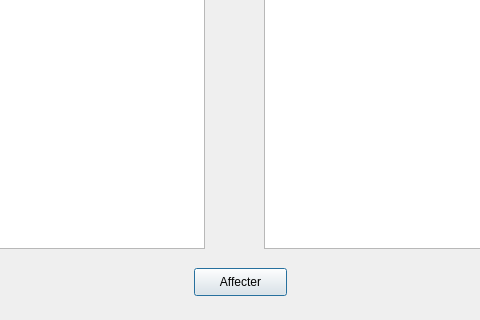
Above: affectation.ui from HyperDarkmoon/TVEmpire before the change; both pictures show x 316 to 796 and y 342 to 662 of the 1137 by 662 pixel window. Below: the same form after it.
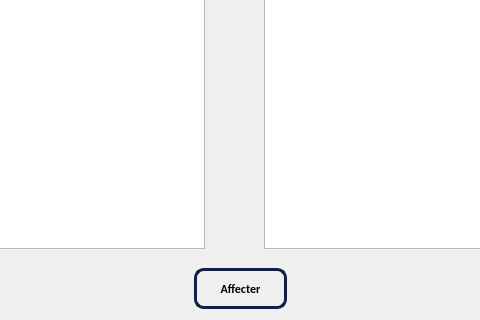
That is the form after the change.

```diff
--- a/affectation.ui
+++ b/affectation.ui
@@ -65,9 +65,27 @@
      <x>510</x>
      <y>610</y>
      <width>93</width>
-     <height>28</height>
+     <height>41</height>
     </rect>
    </property>
+   <property name="styleSheet">
+    <string notr="true">QPushButton {
+    background-color: transparent; 
+    color: black;
+    border: 3px solid#141E46 ;
+    border-radius: 10px;
+    padding: 10px 20px;
+    font-weight: bold;
+    font-family: Calibri, sans-serif;
+}
+
+/* Hover effect */
+QPushButton:hover {
+  
+    border: 3px solid #EBF1F4;
+    color: black;
+}</string>
+   </property>
    <property name="text">
     <string>Affecter</string>
    </property>
```
